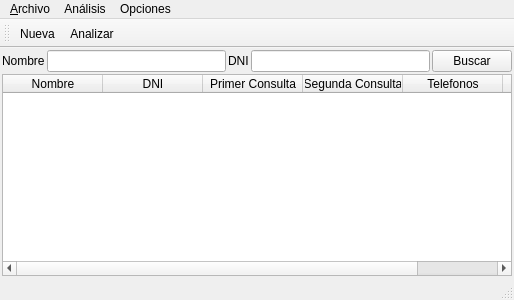
This is atlas/mainwindow.ui in diegowald/atlas as Qt 5 draws it before an edit. The edited form follows.
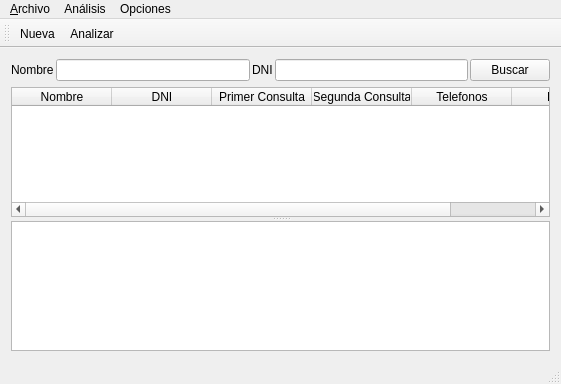
This is the edited form.

Commit message: Implementacion de getAlarmaByPaciente

Patch:
```diff
--- a/atlas/mainwindow.ui
+++ b/atlas/mainwindow.ui
@@ -6,8 +6,8 @@
    <rect>
     <x>0</x>
     <y>0</y>
-    <width>514</width>
-    <height>300</height>
+    <width>561</width>
+    <height>384</height>
    </rect>
   </property>
   <property name="windowTitle">
@@ -15,21 +15,6 @@
   </property>
   <widget class="QWidget" name="centralWidget">
    <layout class="QVBoxLayout" name="verticalLayout">
-    <property name="spacing">
-     <number>2</number>
-    </property>
-    <property name="leftMargin">
-     <number>2</number>
-    </property>
-    <property name="topMargin">
-     <number>2</number>
-    </property>
-    <property name="rightMargin">
-     <number>2</number>
-    </property>
-    <property name="bottomMargin">
-     <number>2</number>
-    </property>
     <item>
      <layout class="QHBoxLayout" name="horizontalLayout">
       <property name="spacing">
@@ -71,7 +56,11 @@
      </layout>
     </item>
     <item>
-     <widget class="QTableWidget" name="tableWidget">
+     <widget class="QSplitter" name="splitter">
+      <property name="orientation">
+       <enum>Qt::Vertical</enum>
+      </property>
+      <widget class="QTableWidget" name="tablePacientes">
       <property name="editTriggers">
        <set>QAbstractItemView::NoEditTriggers</set>
       </property>
@@ -118,6 +107,8 @@
        </property>
       </column>
      </widget>
+      <widget class="QTableWidget" name="tableAlarmas"/>
+     </widget>
     </item>
    </layout>
   </widget>
@@ -126,7 +117,7 @@
     <rect>
      <x>0</x>
      <y>0</y>
-     <width>514</width>
+     <width>561</width>
      <height>24</height>
     </rect>
    </property>
```
Left out of the diff: 2 changed lines with no effect on the pictures. Lines whose indentation alone changed are shown as unchanged. The commit also changes 14 other files.
